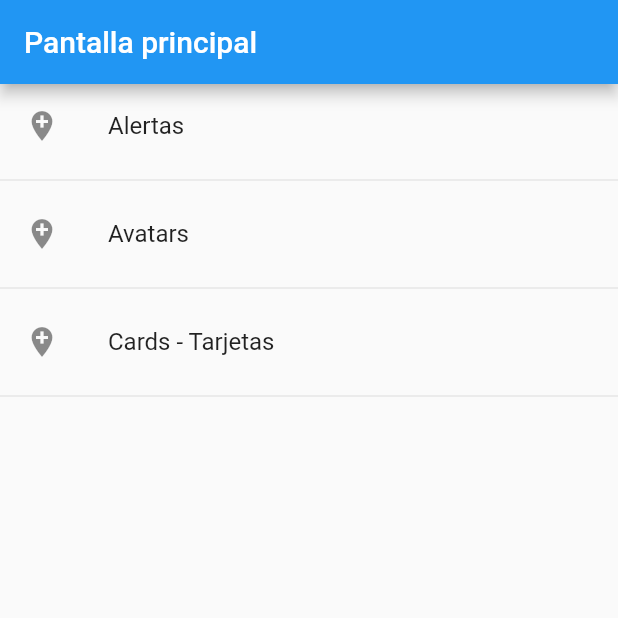
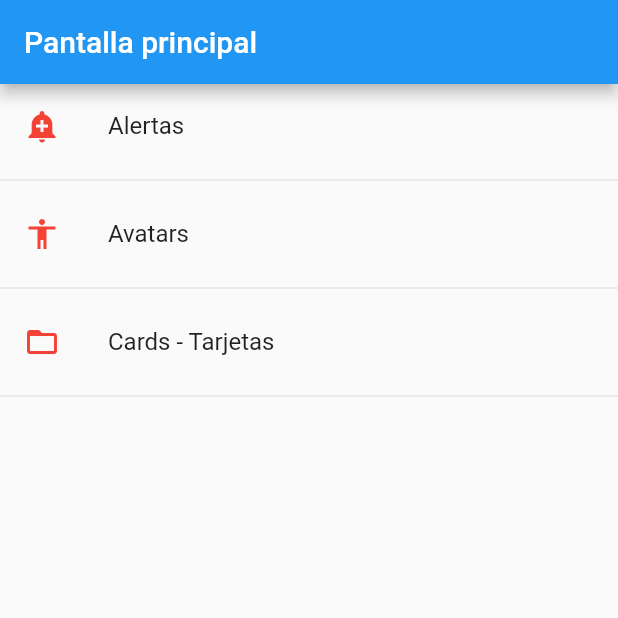
Before and after one commit to ulises-m17/cracion_listas_desde_un_archivo_JSON, a Flutter app: the screen it shows after launch, on a phone screen of 412 x 824 dp, the top half of it. Run offline on Flutter 3.47's test engine with Material 2 defaults, Android fonts, the phone set to English and light mode, and no system bars.

Commit message:
Carga de iconos dinamicos de acuerdo a su nombre en el archivo

```diff
--- a/lib/src/paginas/Principal.dart
+++ b/lib/src/paginas/Principal.dart
@@ -1,5 +1,6 @@
 import 'package:flutter/material.dart';
 import 'package:pantalla_inicio/src/manejo_de_jsons/manejo_json.dart';
+import 'package:pantalla_inicio/src/recurso_iconos/iconos_dinamicos.dart';
 
 class Principal extends StatelessWidget {
   @override
@@ -40,7 +41,7 @@ class Principal extends StatelessWidget {
         // creamos los widgets que contendra el listview de arriba
         title: Text(element[
             'texto']), // element accedera al contenido con el identificador texto del archivo json
-        leading: Icon(Icons.add_location),
+        leading: getIcon(element['icon']),
       );
 
       widgets..add(Widget_temporal)..add(Divider());
--- /dev/null
+++ b/lib/src/recurso_iconos/iconos_dinamicos.dart
@@ -0,0 +1,15 @@
+import 'package:flutter/cupertino.dart';
+import 'package:flutter/material.dart';
+
+Map<String, IconData> nombre_iconos = {
+  'add_alert': Icons.add_alert,
+  'accessibility': Icons.accessibility,
+  'folder_open': Icons.folder_open
+};
+
+Icon getIcon(String nombre_icono) {
+  return Icon(
+    nombre_iconos[nombre_icono],
+    color: Colors.red,
+  );
+}
```
